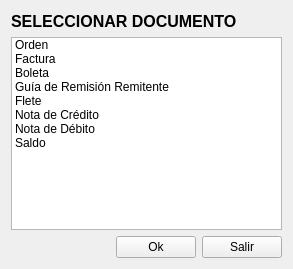
Old version of the form Compra/compramenu.ui in the repository radtek/manager.
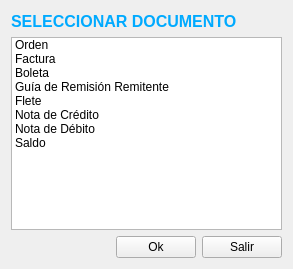
New version of the form.

```diff
--- a/Compra/compramenu.ui
+++ b/Compra/compramenu.ui
@@ -25,6 +25,9 @@
          <bold>true</bold>
         </font>
        </property>
+       <property name="styleSheet">
+        <string notr="true">color: rgb(0, 170, 255);</string>
+       </property>
        <property name="text">
         <string>SELECCIONAR DOCUMENTO</string>
        </property>
```
